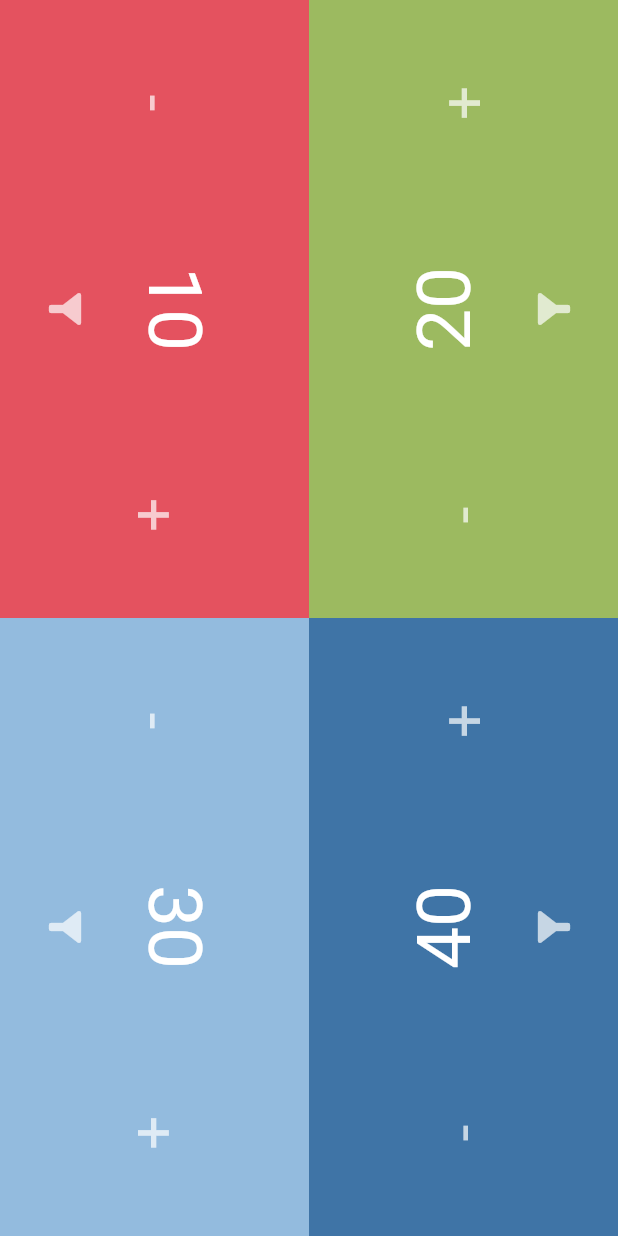
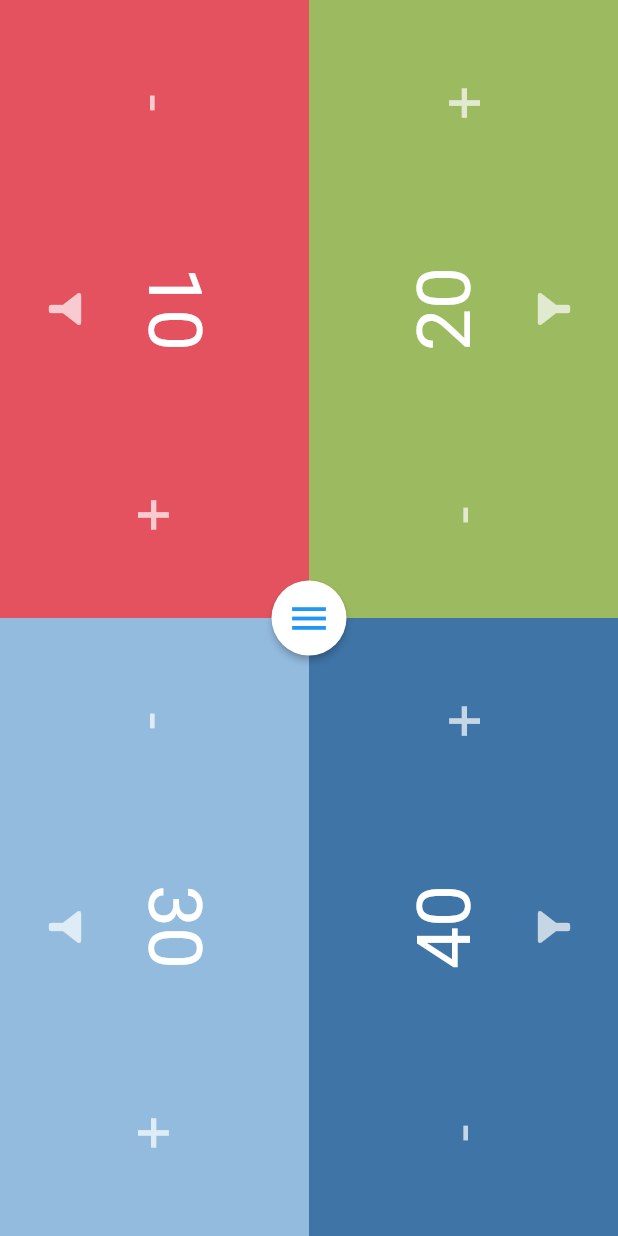
Before and after one commit to birkoss/mtg-tracker, a Flutter app: the screen it shows after launch, on a phone screen of 412 x 824 dp. Run offline on Flutter 3.47's test engine with Material 2 defaults, Android fonts, the phone set to English and light mode, and no system bars.

Commit message:
Added a settings button

```diff
--- a/lib/screens/players.dart
+++ b/lib/screens/players.dart
@@ -57,7 +57,9 @@ class _PlayersScreenState extends State<PlayersScreen> {
     //print(players[0].health);
     return Scaffold(
       body: Center(
-        child: Grid(
+        child: Stack(
+          children: [
+            Grid(
               players: players,
               selectedPlayer: selectedPlayer,
               onPress: (Player player) {
@@ -70,6 +72,24 @@ class _PlayersScreenState extends State<PlayersScreen> {
                 });
               },
             ),
+            Align(
+              alignment: Alignment.center,
+              child: ElevatedButton(
+                style: ElevatedButton.styleFrom(
+                  primary: Colors.white,
+                  shape: const CircleBorder(),
+                  padding: const EdgeInsets.all(10),
+                ),
+                child: const Icon(
+                  Icons.menu,
+                  color: Colors.blue,
+                  size: 30,
+                ),
+                onPressed: () {},
+              ),
+            ),
+          ],
+        ),
       ),
     );
   }
```
Lines whose indentation alone changed are shown as unchanged.
